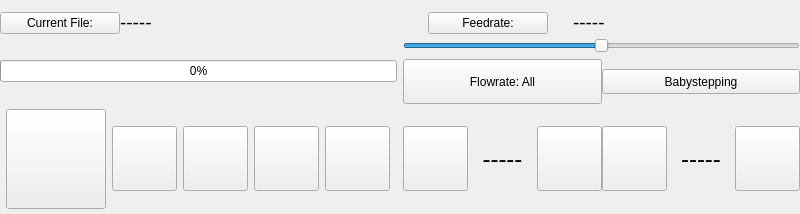
This is ClientApp/qt/activeprintwidget.ui in re3Dprinting/touchscreen as Qt 5 draws it before an edit. The edited form follows.
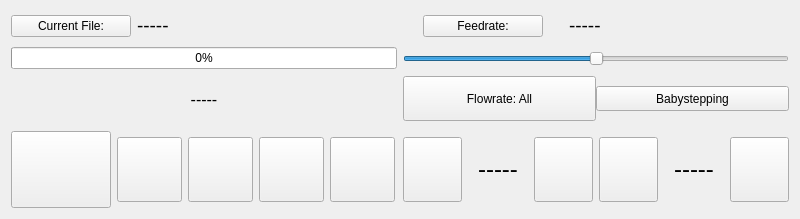
This is the edited form. Icons and pictures are not drawn.

Commit message: Position updates added and print screen reorganized

Diff of the .ui file:
```diff
--- a/ClientApp/qt/activeprintwidget.ui
+++ b/ClientApp/qt/activeprintwidget.ui
@@ -7,7 +7,7 @@
     <x>0</x>
     <y>0</y>
     <width>800</width>
-    <height>214</height>
+    <height>219</height>
    </rect>
   </property>
   <property name="maximumSize">
@@ -20,24 +20,6 @@
    <string>TemperatureWindow</string>
   </property>
   <layout class="QGridLayout" name="gridLayout">
-   <property name="leftMargin">
-    <number>0</number>
-   </property>
-   <property name="topMargin">
-    <number>8</number>
-   </property>
-   <property name="rightMargin">
-    <number>0</number>
-   </property>
-   <property name="bottomMargin">
-    <number>0</number>
-   </property>
-   <property name="horizontalSpacing">
-    <number>6</number>
-   </property>
-   <property name="verticalSpacing">
-    <number>0</number>
-   </property>
    <item row="0" column="0">
     <layout class="QHBoxLayout" name="horizontalLayout">
      <item>
@@ -80,73 +62,6 @@
      </item>
     </layout>
    </item>
-   <item row="0" column="1">
-    <layout class="QHBoxLayout" name="horizontalLayout_5">
-     <item>
-      <widget class="QPushButton" name="FeedrateLabel">
-       <property name="sizePolicy">
-        <sizepolicy hsizetype="Maximum" vsizetype="Fixed">
-         <horstretch>0</horstretch>
-         <verstretch>0</verstretch>
-        </sizepolicy>
-       </property>
-       <property name="minimumSize">
-        <size>
-         <width>120</width>
-         <height>0</height>
-        </size>
-       </property>
-       <property name="text">
-        <string>Feedrate:</string>
-       </property>
-      </widget>
-     </item>
-     <item>
-      <widget class="QLabel" name="FeedrateVal">
-       <property name="sizePolicy">
-        <sizepolicy hsizetype="Minimum" vsizetype="Maximum">
-         <horstretch>0</horstretch>
-         <verstretch>0</verstretch>
-        </sizepolicy>
-       </property>
-       <property name="minimumSize">
-        <size>
-         <width>0</width>
-         <height>30</height>
-        </size>
-       </property>
-       <property name="maximumSize">
-        <size>
-         <width>200</width>
-         <height>16777215</height>
-        </size>
-       </property>
-       <property name="text">
-        <string>&lt;html&gt;&lt;head/&gt;&lt;body&gt;&lt;p&gt;&lt;span style=&quot; font-size:14pt;&quot;&gt;-----&lt;/span&gt;&lt;/p&gt;&lt;/body&gt;&lt;/html&gt;</string>
-       </property>
-      </widget>
-     </item>
-    </layout>
-   </item>
-   <item row="1" column="0">
-    <widget class="QProgressBar" name="FileProgress">
-     <property name="sizePolicy">
-      <sizepolicy hsizetype="Expanding" vsizetype="Maximum">
-       <horstretch>0</horstretch>
-       <verstretch>0</verstretch>
-      </sizepolicy>
-     </property>
-     <property name="minimumSize">
-      <size>
-       <width>280</width>
-       <height>0</height>
-      </size>
-     </property>
-     <property name="value">
-      <number>0</number>
-     </property>
-    </widget>
-   </item>
    <item row="1" column="1">
     <layout class="QVBoxLayout" name="verticalLayout">
      <property name="spacing">
@@ -239,7 +154,201 @@
      </item>
     </layout>
    </item>
-   <item row="2" column="0">
+   <item row="3" column="1">
+    <layout class="QHBoxLayout" name="horizontalLayout_3">
+     <item>
+      <widget class="QPushButton" name="FlowrateNeg">
+       <property name="sizePolicy">
+        <sizepolicy hsizetype="Minimum" vsizetype="Minimum">
+         <horstretch>0</horstretch>
+         <verstretch>0</verstretch>
+        </sizepolicy>
+       </property>
+       <property name="maximumSize">
+        <size>
+         <width>65</width>
+         <height>65</height>
+        </size>
+       </property>
+       <property name="text">
+        <string/>
+       </property>
+       <property name="icon">
+        <iconset>
+         <normaloff>img/downarrow.png</normaloff>img/downarrow.png</iconset>
+       </property>
+       <property name="iconSize">
+        <size>
+         <width>50</width>
+         <height>50</height>
+        </size>
+       </property>
+      </widget>
+     </item>
+     <item>
+      <widget class="QLabel" name="FlowrateVal">
+       <property name="sizePolicy">
+        <sizepolicy hsizetype="Preferred" vsizetype="Expanding">
+         <horstretch>0</horstretch>
+         <verstretch>0</verstretch>
+        </sizepolicy>
+       </property>
+       <property name="text">
+        <string>&lt;html&gt;&lt;head/&gt;&lt;body&gt;&lt;p align=&quot;center&quot;&gt;&lt;span style=&quot; font-size:18pt;&quot;&gt;-----&lt;/span&gt;&lt;/p&gt;&lt;/body&gt;&lt;/html&gt;</string>
+       </property>
+      </widget>
+     </item>
+     <item>
+      <widget class="QPushButton" name="FlowratePos">
+       <property name="sizePolicy">
+        <sizepolicy hsizetype="Minimum" vsizetype="Minimum">
+         <horstretch>0</horstretch>
+         <verstretch>0</verstretch>
+        </sizepolicy>
+       </property>
+       <property name="maximumSize">
+        <size>
+         <width>65</width>
+         <height>65</height>
+        </size>
+       </property>
+       <property name="text">
+        <string/>
+       </property>
+       <property name="icon">
+        <iconset>
+         <normaloff>img/uparrow.png</normaloff>img/uparrow.png</iconset>
+       </property>
+       <property name="iconSize">
+        <size>
+         <width>50</width>
+         <height>50</height>
+        </size>
+       </property>
+      </widget>
+     </item>
+     <item>
+      <widget class="QPushButton" name="BabysteppingNeg">
+       <property name="sizePolicy">
+        <sizepolicy hsizetype="Minimum" vsizetype="Minimum">
+         <horstretch>0</horstretch>
+         <verstretch>0</verstretch>
+        </sizepolicy>
+       </property>
+       <property name="maximumSize">
+        <size>
+         <width>65</width>
+         <height>65</height>
+        </size>
+       </property>
+       <property name="text">
+        <string/>
+       </property>
+       <property name="icon">
+        <iconset>
+         <normaloff>img/downarrow.png</normaloff>img/downarrow.png</iconset>
+       </property>
+       <property name="iconSize">
+        <size>
+         <width>50</width>
+         <height>50</height>
+        </size>
+       </property>
+      </widget>
+     </item>
+     <item>
+      <widget class="QLabel" name="BabysteppingVal">
+       <property name="sizePolicy">
+        <sizepolicy hsizetype="Preferred" vsizetype="Expanding">
+         <horstretch>0</horstretch>
+         <verstretch>0</verstretch>
+        </sizepolicy>
+       </property>
+       <property name="text">
+        <string>&lt;html&gt;&lt;head/&gt;&lt;body&gt;&lt;p align=&quot;center&quot;&gt;&lt;span style=&quot; font-size:18pt;&quot;&gt;-----&lt;/span&gt;&lt;/p&gt;&lt;/body&gt;&lt;/html&gt;</string>
+       </property>
+      </widget>
+     </item>
+     <item>
+      <widget class="QPushButton" name="BabysteppingPos">
+       <property name="sizePolicy">
+        <sizepolicy hsizetype="Minimum" vsizetype="Minimum">
+         <horstretch>0</horstretch>
+         <verstretch>0</verstretch>
+        </sizepolicy>
+       </property>
+       <property name="maximumSize">
+        <size>
+         <width>65</width>
+         <height>65</height>
+        </size>
+       </property>
+       <property name="text">
+        <string/>
+       </property>
+       <property name="icon">
+        <iconset>
+         <normaloff>img/uparrow.png</normaloff>img/uparrow.png</iconset>
+       </property>
+       <property name="iconSize">
+        <size>
+         <width>50</width>
+         <height>50</height>
+        </size>
+       </property>
+      </widget>
+     </item>
+    </layout>
+   </item>
+   <item row="0" column="1">
+    <layout class="QHBoxLayout" name="horizontalLayout_5">
+     <item>
+      <widget class="QPushButton" name="FeedrateLabel">
+       <property name="sizePolicy">
+        <sizepolicy hsizetype="Maximum" vsizetype="Fixed">
+         <horstretch>0</horstretch>
+         <verstretch>0</verstretch>
+        </sizepolicy>
+       </property>
+       <property name="minimumSize">
+        <size>
+         <width>120</width>
+         <height>0</height>
+        </size>
+       </property>
+       <property name="text">
+        <string>Feedrate:</string>
+       </property>
+      </widget>
+     </item>
+     <item>
+      <widget class="QLabel" name="FeedrateVal">
+       <property name="sizePolicy">
+        <sizepolicy hsizetype="Minimum" vsizetype="Maximum">
+         <horstretch>0</horstretch>
+         <verstretch>0</verstretch>
+        </sizepolicy>
+       </property>
+       <property name="minimumSize">
+        <size>
+         <width>0</width>
+         <height>30</height>
+        </size>
+       </property>
+       <property name="maximumSize">
+        <size>
+         <width>200</width>
+         <height>16777215</height>
+        </size>
+       </property>
+       <property name="text">
+        <string>&lt;html&gt;&lt;head/&gt;&lt;body&gt;&lt;p&gt;&lt;span style=&quot; font-size:14pt;&quot;&gt;-----&lt;/span&gt;&lt;/p&gt;&lt;/body&gt;&lt;/html&gt;</string>
+       </property>
+      </widget>
+     </item>
+    </layout>
+   </item>
+   <item row="3" column="0">
     <layout class="QHBoxLayout" name="horizontalLayout_2">
      <item>
       <widget class="QPushButton" name="Back">
@@ -358,39 +467,29 @@
      </item>
     </layout>
    </item>
-   <item row="2" column="1">
-    <layout class="QHBoxLayout" name="horizontalLayout_3">
+   <item row="1" column="0">
+    <layout class="QVBoxLayout" name="verticalLayout_2">
      <item>
-      <widget class="QPushButton" name="FlowrateNeg">
+      <widget class="QProgressBar" name="FileProgress">
        <property name="sizePolicy">
-        <sizepolicy hsizetype="Minimum" vsizetype="Minimum">
+        <sizepolicy hsizetype="Expanding" vsizetype="Maximum">
          <horstretch>0</horstretch>
          <verstretch>0</verstretch>
         </sizepolicy>
        </property>
-       <property name="maximumSize">
+       <property name="minimumSize">
         <size>
-         <width>65</width>
-         <height>65</height>
+         <width>280</width>
+         <height>0</height>
         </size>
        </property>
-       <property name="text">
-        <string/>
+       <property name="value">
+        <number>0</number>
        </property>
-       <property name="icon">
-        <iconset>
-         <normaloff>img/downarrow.png</normaloff>img/downarrow.png</iconset>
-       </property>
-       <property name="iconSize">
-        <size>
-         <width>50</width>
-         <height>50</height>
-        </size>
-       </property>
       </widget>
      </item>
      <item>
-      <widget class="QLabel" name="FlowrateVal">
+      <widget class="QLabel" name="PositionLabel">
        <property name="sizePolicy">
         <sizepolicy hsizetype="Preferred" vsizetype="Expanding">
          <horstretch>0</horstretch>
@@ -398,107 +497,7 @@
         </sizepolicy>
        </property>
        <property name="text">
-        <string>&lt;html&gt;&lt;head/&gt;&lt;body&gt;&lt;p align=&quot;center&quot;&gt;&lt;span style=&quot; font-size:18pt;&quot;&gt;-----&lt;/span&gt;&lt;/p&gt;&lt;/body&gt;&lt;/html&gt;</string>
-       </property>
-      </widget>
-     </item>
-     <item>
-      <widget class="QPushButton" name="FlowratePos">
-       <property name="sizePolicy">
-        <sizepolicy hsizetype="Minimum" vsizetype="Minimum">
-         <horstretch>0</horstretch>
-         <verstretch>0</verstretch>
-        </sizepolicy>
-       </property>
-       <property name="maximumSize">
-        <size>
-         <width>65</width>
-         <height>65</height>
-        </size>
-       </property>
-       <property name="text">
-        <string/>
-       </property>
-       <property name="icon">
-        <iconset>
-         <normaloff>img/uparrow.png</normaloff>img/uparrow.png</iconset>
-       </property>
-       <property name="iconSize">
-        <size>
-         <width>50</width>
-         <height>50</height>
-        </size>
-       </property>
-      </widget>
-     </item>
-     <item>
-      <widget class="QPushButton" name="BabysteppingNeg">
-       <property name="sizePolicy">
-        <sizepolicy hsizetype="Minimum" vsizetype="Minimum">
-         <horstretch>0</horstretch>
-         <verstretch>0</verstretch>
-        </sizepolicy>
-       </property>
-       <property name="maximumSize">
-        <size>
-         <width>65</width>
-         <height>65</height>
-        </size>
-       </property>
-       <property name="text">
-        <string/>
-       </property>
-       <property name="icon">
-        <iconset>
-         <normaloff>img/downarrow.png</normaloff>img/downarrow.png</iconset>
-       </property>
-       <property name="iconSize">
-        <size>
-         <width>50</width>
-         <height>50</height>
-        </size>
-       </property>
-      </widget>
-     </item>
-     <item>
-      <widget class="QLabel" name="BabysteppingVal">
-       <property name="sizePolicy">
-        <sizepolicy hsizetype="Preferred" vsizetype="Expanding">
-         <horstretch>0</horstretch>
-         <verstretch>0</verstretch>
-        </sizepolicy>
-       </property>
-       <property name="text">
-        <string>&lt;html&gt;&lt;head/&gt;&lt;body&gt;&lt;p align=&quot;center&quot;&gt;&lt;span style=&quot; font-size:18pt;&quot;&gt;-----&lt;/span&gt;&lt;/p&gt;&lt;/body&gt;&lt;/html&gt;</string>
-       </property>
-      </widget>
-     </item>
-     <item>
-      <widget class="QPushButton" name="BabysteppingPos">
-       <property name="sizePolicy">
-        <sizepolicy hsizetype="Minimum" vsizetype="Minimum">
-         <horstretch>0</horstretch>
-         <verstretch>0</verstretch>
-        </sizepolicy>
-       </property>
-       <property name="maximumSize">
-        <size>
-         <width>65</width>
-         <height>65</height>
-        </size>
-       </property>
-       <property name="text">
-        <string/>
-       </property>
-       <property name="icon">
-        <iconset>
-         <normaloff>img/uparrow.png</normaloff>img/uparrow.png</iconset>
-       </property>
-       <property name="iconSize">
-        <size>
-         <width>50</width>
-         <height>50</height>
-        </size>
+        <string>&lt;html&gt;&lt;head/&gt;&lt;body&gt;&lt;p align=&quot;center&quot;&gt;&lt;span style=&quot; font-size:12pt;&quot;&gt;-----&lt;/span&gt;&lt;/p&gt;&lt;/body&gt;&lt;/html&gt;</string>
        </property>
       </widget>
      </item>
```
The commit also changes 7 other files.
